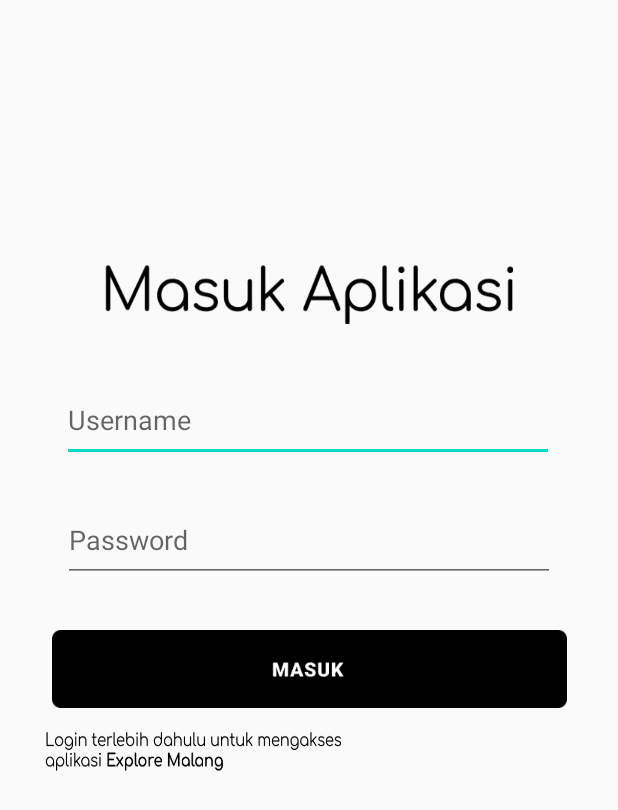
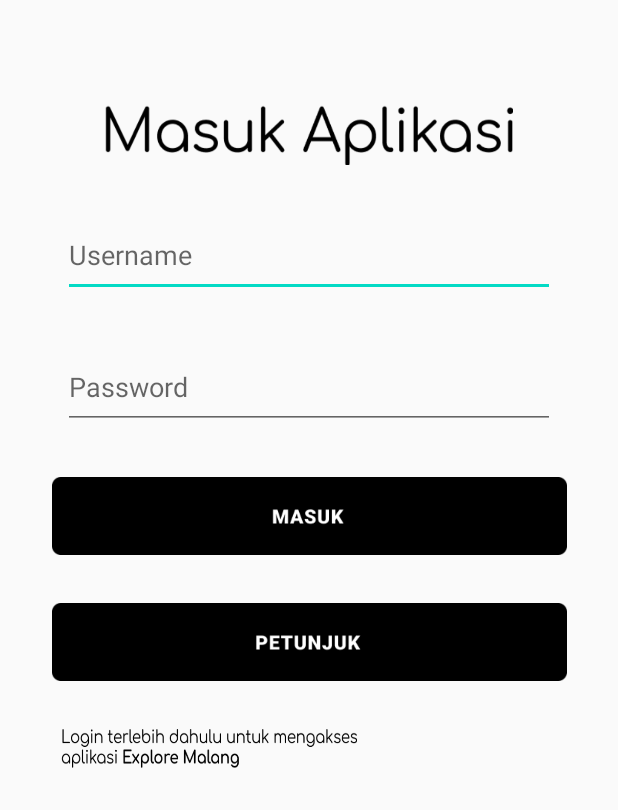
Before and after one commit to cahyaekapermana/wisata_malang, an Android app: the screen it shows after launch (LoginActivity), after a tap on an icon or button, on a phone screen of 412 x 824 dp. Shown: the top 810 px of the screen. Run offline under Robolectric (Android 15) with nearby library versions, the phone set to English and light mode, and no system bars; 1 statement that could not run was skipped.

Commit message:
Update UI & Activity

```diff
--- a/app/src/main/res/layout/activity_login.xml
+++ b/app/src/main/res/layout/activity_login.xml
@@ -10,7 +10,7 @@
         android:id="@+id/title"
         android:layout_width="272dp"
         android:layout_height="40dp"
-        android:layout_marginTop="176dp"
+        android:layout_marginTop="70dp"
         android:background="@drawable/login_title"
         app:layout_constraintEnd_toEndOf="parent"
         app:layout_constraintStart_toStartOf="parent"
@@ -20,14 +20,14 @@
         android:id="@+id/input_username"
         android:layout_width="328dp"
         android:layout_height="56dp"
-        android:layout_marginStart="24dp"
-        android:layout_marginLeft="24dp"
-        android:layout_marginTop="36dp"
-        android:layout_marginEnd="24dp"
-        android:layout_marginRight="24dp"
+        android:layout_marginStart="32dp"
+        android:layout_marginLeft="32dp"
+        android:layout_marginTop="32dp"
+        android:layout_marginEnd="32dp"
+        android:layout_marginRight="32dp"
         android:ems="10"
+        android:hint="Username"
         android:inputType="textPersonName"
-        android:hint="Username"
         app:layout_constraintEnd_toEndOf="parent"
         app:layout_constraintHorizontal_bias="0.485"
         app:layout_constraintStart_toStartOf="parent"
@@ -39,12 +39,12 @@
         android:layout_height="56dp"
         android:layout_marginStart="32dp"
         android:layout_marginLeft="32dp"
-        android:layout_marginTop="24dp"
+        android:layout_marginTop="32dp"
         android:layout_marginEnd="32dp"
         android:layout_marginRight="32dp"
         android:ems="10"
+        android:hint="Password"
         android:inputType="textPassword"
-        android:hint="Password"
         app:layout_constraintEnd_toEndOf="parent"
         app:layout_constraintStart_toStartOf="parent"
         app:layout_constraintTop_toBottomOf="@+id/input_username" />
@@ -64,19 +64,34 @@
         app:layout_constraintStart_toStartOf="parent"
         app:layout_constraintTop_toBottomOf="@+id/input_password" />
 
+    <Button
+        android:id="@+id/btn_petunjuk"
+        android:layout_width="343dp"
+        android:layout_height="52dp"
+        android:layout_marginStart="32dp"
+        android:layout_marginLeft="32dp"
+        android:layout_marginTop="32dp"
+        android:layout_marginEnd="32dp"
+        android:layout_marginRight="32dp"
+        android:background="@drawable/btn_petunjuk"
+        android:onClick="hanldePetunjuk"
+        app:layout_constraintEnd_toEndOf="parent"
+        app:layout_constraintStart_toStartOf="parent"
+        app:layout_constraintTop_toBottomOf="@+id/btn_login" />
+
     <ImageView
         android:layout_width="197dp"
         android:layout_height="26dp"
-        android:layout_marginStart="8dp"
-        android:layout_marginLeft="8dp"
-        android:layout_marginTop="16dp"
+        android:layout_marginStart="16dp"
+        android:layout_marginLeft="16dp"
+        android:layout_marginTop="32dp"
         android:layout_marginEnd="32dp"
         android:layout_marginRight="32dp"
         android:background="@drawable/hint_login"
         app:layout_constraintEnd_toEndOf="parent"
-        app:layout_constraintHorizontal_bias="0.127"
+        app:layout_constraintHorizontal_bias="0.149"
         app:layout_constraintStart_toStartOf="parent"
-        app:layout_constraintTop_toBottomOf="@+id/btn_login" />
+        app:layout_constraintTop_toBottomOf="@+id/btn_petunjuk" />
 
 
 </androidx.constraintlayout.widget.ConstraintLayout>
```
Also changed, not shown: app/src/main/java/com/example/wisata_malang/GuideActivity.java (+8 -0 lines), app/src/main/java/com/example/wisata_malang/LoginActivity.java (+7 -0 lines), app/src/main/res/layout/activity_guide.xml (+54 -0 lines), app/src/main/res/drawable/btn_kembali.png (added), app/src/main/res/drawable/btn_petunjuk.png (added), app/src/main/res/drawable/desc_petunjuk.png (added), app/src/main/res/drawable/title_petunjuk.png (added).
